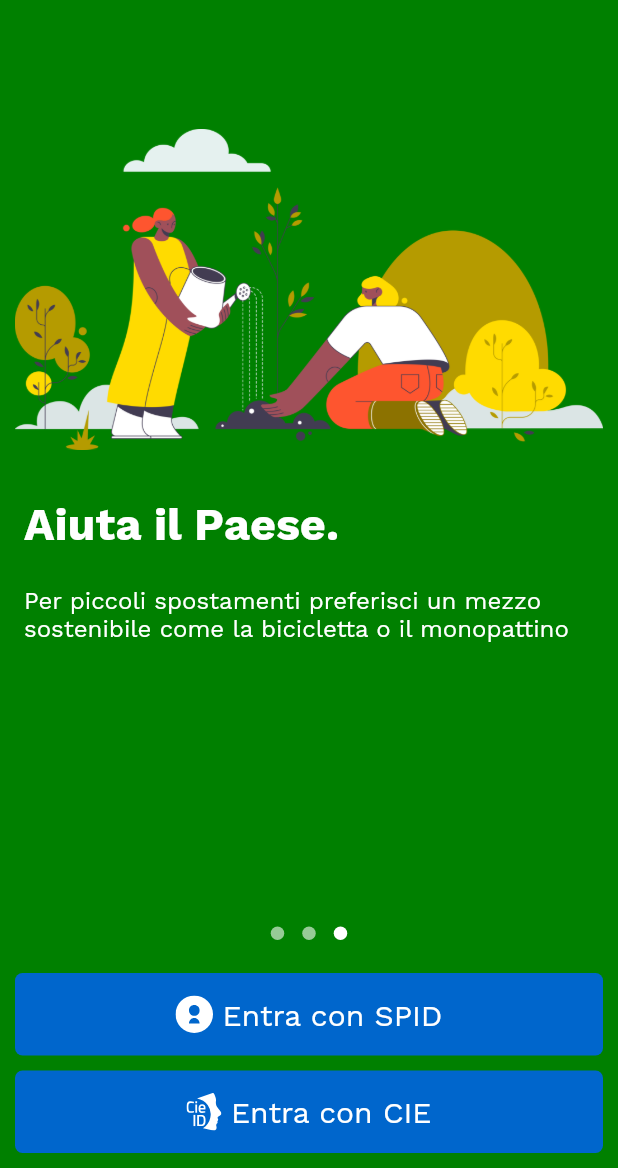
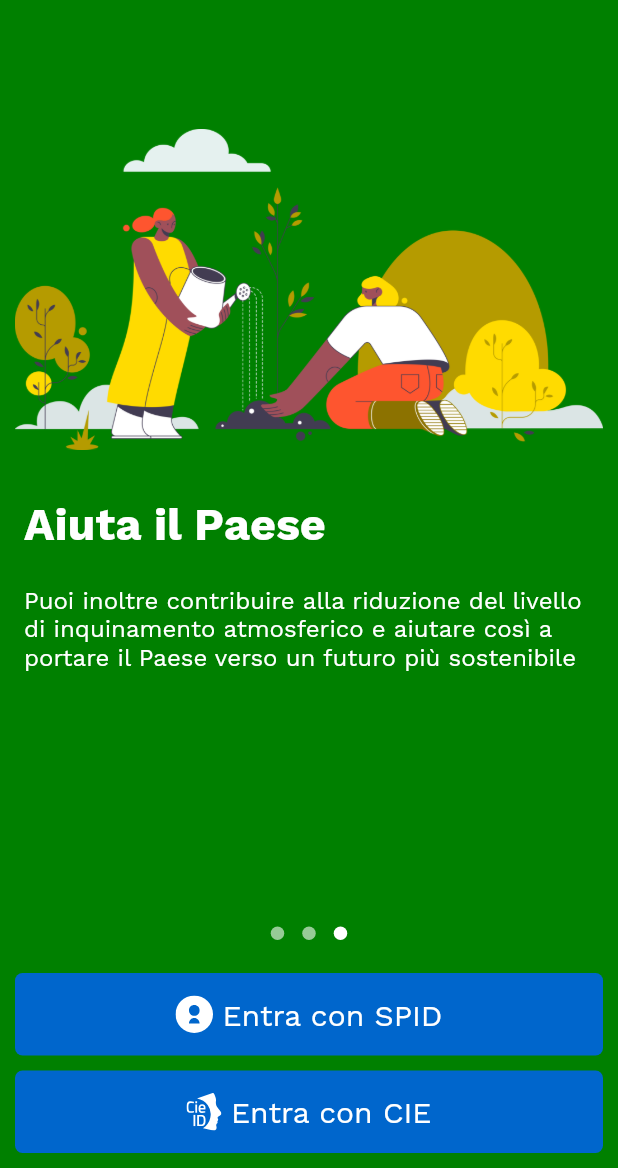
Before and after one commit to alex-sandri/scootr-app, a Flutter app: the screen it shows after launch, swiped to page 3, on a phone screen of 412 x 824 dp, the part 68-1236 px from its top. Run offline on Flutter 3.47's test engine with Material 2 defaults, Android fonts, the phone set to English and light mode, and no system bars; drawn by our look-alikes of introduction_screen; our stand-ins replace flutter_map, flutter_svg, hive, hive_flutter, latlong; missing offline and left inert: flutter_inappwebview; accounts and stored records are empty.

Commit message:
Update intro screen

```diff
--- a/lib/routes/Home.dart
+++ b/lib/routes/Home.dart
@@ -26,7 +26,7 @@ class HomeRoute extends StatelessWidget {
                   titleWidget: Row(
                     children: [
                       Text(
-                        "Evita l'auto.",
+                        "Evita l'auto",
                         style: Theme.of(context).textTheme.headline6,
                         textAlign: TextAlign.start,
                       ),
@@ -55,7 +55,7 @@ class HomeRoute extends StatelessWidget {
                   titleWidget: Row(
                     children: [
                       Text(
-                        "Evita il traffico.",
+                        "Evita il traffico",
                         style: Theme.of(context).textTheme.headline6,
                       ),
                     ],
@@ -64,9 +64,11 @@ class HomeRoute extends StatelessWidget {
                     children: [
                       Expanded(
                         child: Text(
-                          "Per piccoli spostamenti preferisci un mezzo"
+                          "Utilizzando un mezzo di spostamento alternativo"
                           " "
-                          "sostenibile come la bicicletta o il monopattino",
+                          "puoi evitare il traffico per esempio utilizzando"
+                          " "
+                          "le piste ciclabili",
                           style: Theme.of(context).textTheme.subtitle1,
                         ),
                       ),
@@ -83,7 +85,7 @@ class HomeRoute extends StatelessWidget {
                   titleWidget: Row(
                     children: [
                       Text(
-                        "Aiuta il Paese.",
+                        "Aiuta il Paese",
                         style: Theme.of(context).textTheme.headline6,
                       ),
                     ],
@@ -92,9 +94,13 @@ class HomeRoute extends StatelessWidget {
                     children: [
                       Expanded(
                         child: Text(
-                          "Per piccoli spostamenti preferisci un mezzo"
+                          "Puoi inoltre contribuire alla riduzione"
                           " "
-                          "sostenibile come la bicicletta o il monopattino",
+                          "del livello di inquinamento atmosferico"
+                          " "
+                          "e aiutare così a portare il Paese verso"
+                          " "
+                          "un futuro più sostenibile",
                           style: Theme.of(context).textTheme.subtitle1,
                         ),
                       ),
```
